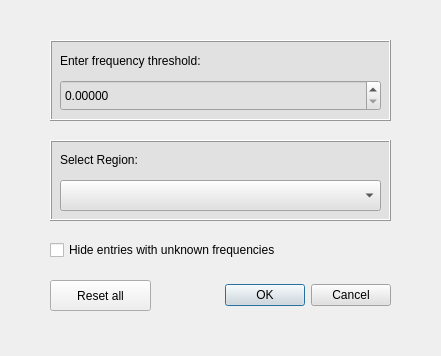
Above: src/UglyVCF/filterdialog.ui from emilpaulitz/ProgrammierProjekt2019 before the change. Below: the same form after it.
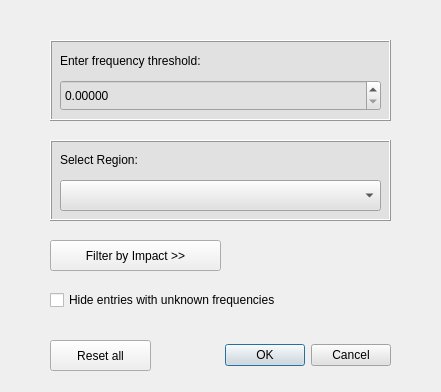
That is the form after the change.

Patch:
```diff
--- a/src/UglyVCF/filterdialog.ui
+++ b/src/UglyVCF/filterdialog.ui
@@ -7,7 +7,7 @@
     <x>0</x>
     <y>0</y>
     <width>441</width>
-    <height>356</height>
+    <height>392</height>
    </rect>
   </property>
   <property name="windowTitle">
@@ -19,9 +19,9 @@
   <widget class="QDialogButtonBox" name="buttonBox">
    <property name="geometry">
     <rect>
-     <x>130</x>
-     <y>280</y>
-     <width>261</width>
+     <x>160</x>
+     <y>340</y>
+     <width>231</width>
      <height>31</height>
     </rect>
    </property>
@@ -142,7 +142,7 @@
    <property name="geometry">
     <rect>
      <x>50</x>
-     <y>280</y>
+     <y>340</y>
      <width>101</width>
      <height>31</height>
     </rect>
@@ -161,7 +161,7 @@
    <property name="geometry">
     <rect>
      <x>50</x>
-     <y>240</y>
+     <y>290</y>
      <width>341</width>
      <height>20</height>
     </rect>
@@ -173,6 +173,19 @@
     <bool>false</bool>
    </property>
   </widget>
+  <widget class="QPushButton" name="severityButton">
+   <property name="geometry">
+    <rect>
+     <x>50</x>
+     <y>240</y>
+     <width>171</width>
+     <height>31</height>
+    </rect>
+   </property>
+   <property name="text">
+    <string>Filter by Impact &gt;&gt;</string>
+   </property>
+  </widget>
  </widget>
  <resources/>
  <connections>
```
